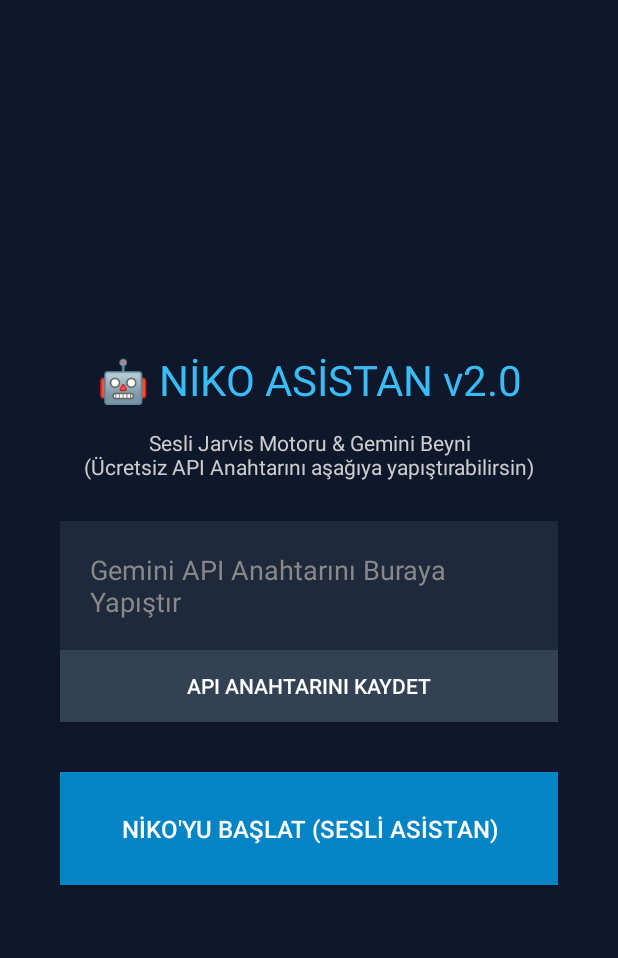
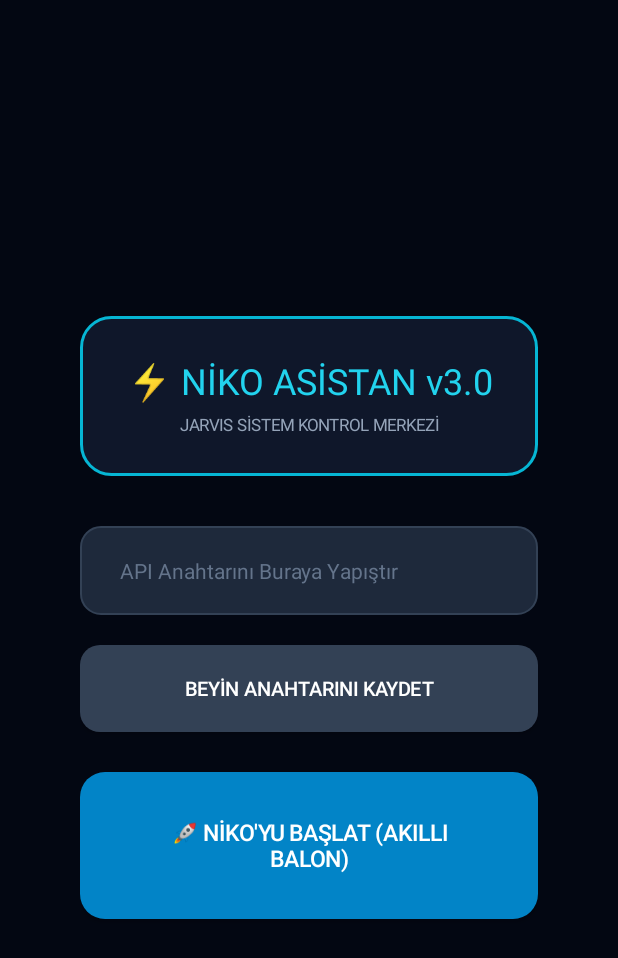
Before and after one commit to Nikowsy/NikoAsistan, an Android app: the screen it shows after launch (MainActivity), on a phone screen of 412 x 824 dp. Shown: the top 958 px of the screen. Run offline under Robolectric (Android 15) with nearby library versions, the phone set to English and light mode, and no system bars.

Commit message:
Update MainActivity.kt

```diff
--- a/app/src/main/java/com/niko/asistan/MainActivity.kt
+++ b/app/src/main/java/com/niko/asistan/MainActivity.kt
@@ -46,87 +46,119 @@ class MainActivity : AppCompatActivity() {
     override fun onCreate(savedInstanceState: Bundle?) {
         super.onCreate(savedInstanceState)
 
-        // Mikrofon izni iste
         if (ContextCompat.checkSelfPermission(this, Manifest.permission.RECORD_AUDIO) != PackageManager.PERMISSION_GRANTED) {
             ActivityCompat.requestPermissions(this, arrayOf(Manifest.permission.RECORD_AUDIO), 1)
         }
 
         val prefs = getSharedPreferences("NikoPrefs", Context.MODE_PRIVATE)
 
-        val layout = LinearLayout(this).apply {
+        val rootLayout = LinearLayout(this).apply {
             orientation = LinearLayout.VERTICAL
             gravity = Gravity.CENTER
-            setBackgroundColor(Color.parseColor("#0F172A"))
-            setPadding(60, 60, 60, 60)
+            setBackgroundColor(Color.parseColor("#030712"))
+            setPadding(80, 60, 80, 60)
+        }
+
+        val titleCard = LinearLayout(this).apply {
+            orientation = LinearLayout.VERTICAL
+            gravity = Gravity.CENTER
+            setPadding(40, 40, 40, 40)
+            background = GradientDrawable().apply {
+                shape = GradientDrawable.RECTANGLE
+                cornerRadius = 30f
+                setColor(Color.parseColor("#0F172A"))
+                setStroke(3, Color.parseColor("#06B6D4"))
+            }
         }
 
         val title = TextView(this).apply {
-            text = "🤖 NİKO ASİSTAN v2.0"
-            textSize = 28f
-            setTextColor(Color.parseColor("#38BDF8"))
+            text = "⚡ NİKO ASİSTAN v3.0"
+            textSize = 24f
+            setTextColor(Color.parseColor("#22D3EE"))
             gravity = Gravity.CENTER
-            setPadding(0, 0, 0, 20)
         }
 
-        val desc = TextView(this).apply {
-            text = "Sesli Jarvis Motoru & Gemini Beyni\n(Ücretsiz API Anahtarını aşağıya yapıştırabilirsin)"
-            textSize = 14f
-            setTextColor(Color.LTGRAY)
+        val subtitle = TextView(this).apply {
+            text = "JARVIS SİSTEM KONTROL MERKEZİ"
+            textSize = 11f
+            setTextColor(Color.parseColor("#94A3B8"))
             gravity = Gravity.CENTER
-            setPadding(0, 0, 0, 40)
+            setPadding(0, 8, 0, 0)
         }
 
+        titleCard.addView(title)
+        titleCard.addView(subtitle)
+
+        val spacer1 = View(this).apply { layoutParams = LinearLayout.LayoutParams(1, 50) }
+
         val apiInput = EditText(this).apply {
-            hint = "Gemini API Anahtarını Buraya Yapıştır"
-            setHintTextColor(Color.GRAY)
+            hint = "API Anahtarını Buraya Yapıştır"
+            setHintTextColor(Color.parseColor("#64748B"))
             setTextColor(Color.WHITE)
-            setBackgroundColor(Color.parseColor("#1E293B"))
-            setPadding(30, 30, 30, 30)
+            textSize = 14f
+            setPadding(40, 30, 40, 30)
+            background = GradientDrawable().apply {
+                shape = GradientDrawable.RECTANGLE
+                cornerRadius = 20f
+                setColor(Color.parseColor("#1E293B"))
+                setStroke(2, Color.parseColor("#334155"))
+            }
             setText(prefs.getString("GEMINI_KEY", ""))
         }
 
+        val spacer2 = View(this).apply { layoutParams = LinearLayout.LayoutParams(1, 30) }
+
         val btnSaveKey = Button(this).apply {
-            text = "API ANAHTARINI KAYDET"
-            setBackgroundColor(Color.parseColor("#334155"))
+            text = "BEYİN ANAHTARINI KAYDET"
+            textSize = 13f
             setTextColor(Color.WHITE)
+            setPadding(40, 30, 40, 30)
+            background = GradientDrawable().apply {
+                shape = GradientDrawable.RECTANGLE
+                cornerRadius = 20f
+                setColor(Color.parseColor("#334155"))
+            }
             setOnClickListener {
                 prefs.edit().putString("GEMINI_KEY", apiInput.text.toString().trim()).apply()
-                Toast.makeText(this@MainActivity, "Beyin Anahtarı Kaydedildi!", Toast.LENGTH_SHORT).show()
+                Toast.makeText(this@MainActivity, "✨ Beyin Anahtarı Kaydedildi!", Toast.LENGTH_SHORT).show()
             }
         }
 
-        val spacer = View(this).apply {
-            layoutParams = LinearLayout.LayoutParams(1, 50)
-        }
+        val spacer3 = View(this).apply { layoutParams = LinearLayout.LayoutParams(1, 40) }
 
         val btnStart = Button(this).apply {
-            text = "NİKO'YU BAŞLAT (SESLİ ASİSTAN)"
-            setBackgroundColor(Color.parseColor("#0284C7"))
+            text = "🚀 NİKO'YU BAŞLAT (AKILLI BALON)"
+            textSize = 15f
             setTextColor(Color.WHITE)
-            textSize = 16f
-            setPadding(40, 40, 40, 40)
+            setPadding(50, 45, 50, 45)
+            background = GradientDrawable().apply {
+                shape = GradientDrawable.RECTANGLE
+                cornerRadius = 25f
+                setColor(Color.parseColor("#0284C7"))
+            }
             setOnClickListener {
                 if (!Settings.canDrawOverlays(this@MainActivity)) {
-                    Toast.makeText(this@MainActivity, "Lütfen Niko Asistan'a ekran izni verin!", Toast.LENGTH_LONG).show()
+                    Toast.makeText(this@MainActivity, "Lütfen ekran üstü iznini onaylayın!", Toast.LENGTH_LONG).show()
                     val intent = Intent(Settings.ACTION_MANAGE_OVERLAY_PERMISSION, Uri.parse("package:$packageName"))
                     startActivity(intent)
                 } else {
                     prefs.edit().putString("GEMINI_KEY", apiInput.text.toString().trim()).apply()
                     stopService(Intent(this@MainActivity, OverlayService::class.java))
                     startService(Intent(this@MainActivity, OverlayService::class.java))
-                    Toast.makeText(this@MainActivity, "Niko Aktif! Balona dokunup konuşabilirsin.", Toast.LENGTH_LONG).show()
+                    Toast.makeText(this@MainActivity, "Niko Aktif Edildi!", Toast.LENGTH_SHORT).show()
                     finish()
                 }
             }
         }
 
-        layout.addView(title)
-        layout.addView(desc)
-        layout.addView(apiInput)
-        layout.addView(btnSaveKey)
-        layout.addView(spacer)
-        layout.addView(btnStart)
-        setContentView(layout)
+        rootLayout.addView(titleCard)
+        rootLayout.addView(spacer1)
+        rootLayout.addView(apiInput)
+        rootLayout.addView(spacer2)
+        rootLayout.addView(btnSaveKey)
+        rootLayout.addView(spacer3)
+        rootLayout.addView(btnStart)
+        setContentView(rootLayout)
     }
 }
 
@@ -147,36 +179,38 @@ class OverlayService : Service(), TextToSpeech.OnInitListener {
         tts = TextToSpeech(this, this)
 
         val bubble = LinearLayout(this).apply {
-            orientation = LinearLayout.VERTICAL
-            gravity = Gravity.CENTER
-            setPadding(45, 35, 45, 35)
+            orientation = LinearLayout.HORIZONTAL
+            gravity = Gravity.CENTER_VERTICAL
+            setPadding(40, 25, 40, 25)
             background = GradientDrawable().apply {
                 shape = GradientDrawable.RECTANGLE
-                cornerRadius = 50f
-                setColor(Color.parseColor("#F20F172A"))
-                setStroke(4, Color.parseColor("#38BDF8"))
+                cornerRadius = 60f
+                setColor(Color.parseColor("#E60F172A"))
+                setStroke(4, Color.parseColor("#22D3EE"))
             }
         }
 
         statusText = TextView(this).apply {
-            text = "🤖 Niko Hazır\n(Konuşmak için dokun, kapatmak için basılı tut)"
-            textSize = 15f
-            setTextColor(Color.parseColor("#38BDF8"))
-            gravity = Gravity.CENTER
+            text = "🤖 Niko Hazır (Dokun & Konuş)"
+            textSize = 14f
+            setTextColor(Color.parseColor("#22D3EE"))
+            setPadding(10, 0, 30, 0)
+        }
+
+        val closeBtn = TextView(this).apply {
+            text = " ✖ "
+            textSize = 16f
+            setTextColor(Color.parseColor("#F87171"))
+            setOnClickListener {
+                stopSelf()
+            }
         }
 
         bubble.addView(statusText)
+        bubble.addView(closeBtn)
 
-        // Tıklayınca dinlemeyi başlat
         bubble.setOnClickListener {
             startListening()
-        }
-
-        // Basılı tutunca kapat
-        bubble.setOnLongClickListener {
-            Toast.makeText(this, "Niko Kapatıldı", Toast.LENGTH_SHORT).show()
-            stopSelf()
-            true
         }
 
         overlayView = bubble
@@ -191,7 +225,7 @@ class OverlayService : Service(), TextToSpeech.OnInitListener {
             WindowManager.LayoutParams.WRAP_CONTENT,
             WindowManager.LayoutParams.WRAP_CONTENT,
             layoutFlag,
-            WindowManager.LayoutParams.FLAG_NOT_FOCUSABLE,
+            WindowManager.LayoutParams.FLAG_NOT_FOCUSABLE or WindowManager.LayoutParams.FLAG_WATCH_OUTSIDE_TOUCH,
             PixelFormat.TRANSLUCENT
         ).apply {
             gravity = Gravity.BOTTOM or Gravity.CENTER_HORIZONTAL
@@ -223,7 +257,7 @@ class OverlayService : Service(), TextToSpeech.OnInitListener {
 
             speechRecognizer?.setRecognitionListener(object : RecognitionListener {
                 override fun onReadyForSpeech(params: Bundle?) {
-                    statusText.text = "🎙️ Seni Dinliyorum...\n(Şimdi konuş)"
+                    statusText.text = "🎙️ Dinliyorum..."
                     statusText.setTextColor(Color.parseColor("#4ADE80"))
                 }
                 override fun onBeginningOfSpeech() {}
@@ -234,14 +268,14 @@ class OverlayService : Service(), TextToSpeech.OnInitListener {
                     statusText.setTextColor(Color.parseColor("#FACC15"))
                 }
                 override fun onError(error: Int) {
-                    statusText.text = "⚠️ Ses algılanamadı. Tekrar dokun."
+                    statusText.text = "⚠️ Ses algılanamadı."
                     statusText.setTextColor(Color.parseColor("#F87171"))
                 }
                 override fun onResults(results: Bundle?) {
                     val matches = results?.getStringArrayList(SpeechRecognizer.RESULTS_RECOGNITION)
                     if (!matches.isNullOrEmpty()) {
                         val command = matches[0]
-                        statusText.text = "🗣️ Sen: \"$command\""
+                        statusText.text = "🗣️ \"$command\""
                         processCommand(command)
                     }
                 }
@@ -256,7 +290,6 @@ class OverlayService : Service(), TextToSpeech.OnInitListener {
     private fun processCommand(command: String) {
         val lower = command.lowercase(Locale("tr", "TR"))
 
-        // 1. Doğrudan Cihaz Komutları (Hızlı Aksiyon)
         if (lower.contains("whatsapp") && lower.contains("aç")) {
             openApp("com.whatsapp", "WhatsApp")
             return
@@ -277,10 +310,9 @@ class OverlayService : Service(), TextToSpeech.OnInitListener {
             return
         }
 
-        // 2. Gemini Yapay Zeka Beynine Sor
         val apiKey = getSharedPreferences("NikoPrefs", Context.MODE_PRIVATE).getString("GEMINI_KEY", "") ?: ""
         if (apiKey.isEmpty()) {
-            reply("Seni duydum: '$command'. Ama tam zeka için ana ekrandan ücretsiz Gemini API anahtarını girmelisin.")
+            reply("Önce ana ekrandan anahtarı kaydetmelisin.")
             return
         }
 
@@ -300,14 +332,15 @@ class OverlayService : Service(), TextToSpeech.OnInitListener {
 
     private fun reply(message: String) {
         mainHandler.post {
-            statusText.text = "🤖 Niko: $message\n(Konuşmak için tekrar dokun)"
-            statusText.setTextColor(Color.parseColor("#38BDF8"))
+            statusText.text = "🤖 $message"
+            statusText.setTextColor(Color.parseColor("#22D3EE"))
             speak(message)
         }
     }
 
     private fun askGemini(prompt: String, apiKey: String) {
-        val url = "https://generativelanguage.googleapis.com/v1beta/models/gemini-1.5-flash:generateContent?key=$apiKey"
+        val cleanKey = apiKey.trim()
+        val url = "https://generativelanguage.googleapis.com/v1beta/models/gemini-2.5-flash:generateContent?key=$cleanKey"
 
         val systemInstruction = "Sen kullanıcının Android cihazında çalışan Jarvis benzeri sesli asistanı Niko'sun. Çok kısa, net, samimi ve doğrudan cevap ver (maksimum 2 cümle). Kullanıcı: $prompt"
 
@@ -321,12 +354,13 @@ class OverlayService : Service(), TextToSpeech.OnInitListener {
 
         val request = Request.Builder()
             .url(url)
+            .addHeader("x-goog-api-key", cleanKey)
             .post(jsonBody.toString().toRequestBody("application/json".toMediaType()))
             .build()
 
         client.newCall(request).enqueue(object : Callback {
             override fun onFailure(call: Call, e: IOException) {
-                reply("Bağlantı hatası oluştu.")
+                reply("İnternet bağlantı hatası: ${e.localizedMessage}")
             }
 
             override fun onResponse(call: Call, response: Response) {
@@ -344,10 +378,11 @@ class OverlayService : Service(), TextToSpeech.OnInitListener {
                             .trim()
                         reply(answer)
                     } catch (e: Exception) {
-                        reply("Cevabı çözümleyemedim.")
+                        reply("Cevap çözülemedi.")
                     }
                 } else {
-                    reply("API Anahtarı hatalı veya kota doldu.")
+                    // Hata olursa sebebini doğrudan ekranda gösterelim
+                    reply("Hata Kodu: ${response.code}")
                 }
             }
         })
```
